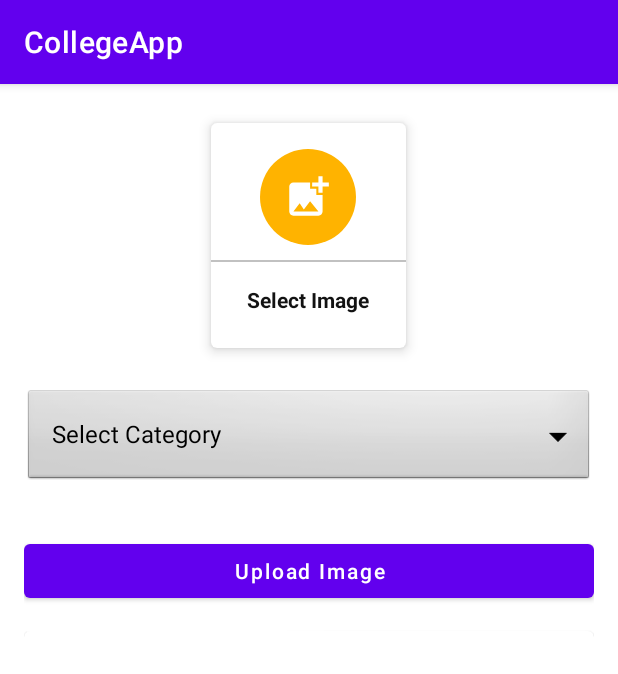
After one commit to Micoder-dev/College-Admin-Console-App, an Android app: the UploadImage screen opened directly, with no data from a screen before it, on a phone screen of 412 x 824 dp. The commit adds this screen. Shown: the top 674 px of the screen. Run offline under Robolectric (Android 15) with nearby library versions, the phone set to English and light mode, and no system bars.

Commit message:
2nd card view design added with pick image from gallery- spinner in android

```diff
--- a/app/src/main/AndroidManifest.xml
+++ b/app/src/main/AndroidManifest.xml
@@ -2,8 +2,8 @@
 <manifest xmlns:android="http://schemas.android.com/apk/res/android"
     package="com.micoder.collegeapp">
 
-    <uses-permission android:name="android.permission.INTERNET"/>
-    <uses-permission android:name="android.permission.READ_EXTERNAL_STORAGE"/>
+    <uses-permission android:name="android.permission.INTERNET" />
+    <uses-permission android:name="android.permission.READ_EXTERNAL_STORAGE" />
 
     <application
         android:allowBackup="true"
@@ -12,6 +12,9 @@
         android:roundIcon="@mipmap/ic_launcher_round"
         android:supportsRtl="true"
         android:theme="@style/Theme.CollegeApp">
+        <activity
+            android:name=".UploadImage"
+            android:exported="false" />
         <activity
             android:name=".UploadNotice"
             android:exported="false" />
--- a/app/src/main/java/com/micoder/collegeapp/MainActivity.java
+++ b/app/src/main/java/com/micoder/collegeapp/MainActivity.java
@@ -9,15 +9,17 @@ import android.view.View;
 
 public class MainActivity extends AppCompatActivity implements View.OnClickListener {
 
-    CardView uploadNotice;
+    CardView uploadNotice, addGalleryImage;
     @Override
     protected void onCreate(Bundle savedInstanceState) {
         super.onCreate(savedInstanceState);
         setContentView(R.layout.activity_main);
 
         uploadNotice=findViewById(R.id.addNotice);
+        addGalleryImage=findViewById(R.id.addGalleryImage);
 
         uploadNotice.setOnClickListener(this);
+        addGalleryImage.setOnClickListener(this);
     }
 
     @Override
@@ -26,6 +28,9 @@ public class MainActivity extends AppCompatActivity implements View.OnClickListe
             case R.id.addNotice:
                 startActivity(new Intent(MainActivity.this,UploadNotice.class));
                 break;
+            case R.id.addGalleryImage:
+                startActivity(new Intent(MainActivity.this,UploadImage.class));
+                break;
         }
     }
 }
--- /dev/null
+++ b/app/src/main/java/com/micoder/collegeapp/UploadImage.java
@@ -0,0 +1,82 @@
+package com.micoder.collegeapp;
+
+import androidx.annotation.Nullable;
+import androidx.appcompat.app.AppCompatActivity;
+import androidx.cardview.widget.CardView;
+
+import android.content.Intent;
+import android.graphics.Bitmap;
+import android.net.Uri;
+import android.os.Bundle;
+import android.provider.MediaStore;
+import android.view.View;
+import android.widget.AdapterView;
+import android.widget.ArrayAdapter;
+import android.widget.Button;
+import android.widget.ImageView;
+import android.widget.Spinner;
+
+import java.io.IOException;
+
+public class UploadImage extends AppCompatActivity {
+
+    private Spinner imageCategory;
+    private CardView selectImage;
+    private Button uploadImage;
+    private ImageView galleryImageView;
+    private String category;
+    private final int REQ=1;
+    private Bitmap bitmap;
+
+    @Override
+    protected void onCreate(Bundle savedInstanceState) {
+        super.onCreate(savedInstanceState);
+        setContentView(R.layout.activity_upload_image);
+
+        selectImage=findViewById(R.id.addGalleryImage);
+        imageCategory=findViewById(R.id.image_category);
+        uploadImage=findViewById(R.id.uploadImageBtn);
+        galleryImageView=findViewById(R.id.galleryImageView);
+
+        String[] items=new String[]{"Select Category","Convocation","Independence Day","Other Events"};
+        imageCategory.setAdapter(new ArrayAdapter<String>(this, android.R.layout.simple_spinner_dropdown_item,items));
+
+        imageCategory.setOnItemSelectedListener(new AdapterView.OnItemSelectedListener() {
+            @Override
+            public void onItemSelected(AdapterView<?> parent, View view, int position, long id) {
+                category=imageCategory.getSelectedItem().toString();
+            }
+
+            @Override
+            public void onNothingSelected(AdapterView<?> parent) {
+
+            }
+        });
+
+        selectImage.setOnClickListener(new View.OnClickListener() {
+            @Override
+            public void onClick(View v) {
+                openGallery();
+            }
+        });
+    }
+
+    private void openGallery() {
+        Intent pickImage=new Intent(Intent.ACTION_PICK, MediaStore.Images.Media.EXTERNAL_CONTENT_URI);
+        startActivityForResult(pickImage,REQ);
+    }
+    @Override
+    protected void onActivityResult(int requestCode, int resultCode, @Nullable Intent data) {
+        super.onActivityResult(requestCode, resultCode, data);
+        if (requestCode==REQ && resultCode==RESULT_OK){
+            Uri uri=data.getData();
+            try {
+                bitmap=MediaStore.Images.Media.getBitmap(getContentResolver(),uri);
+            } catch (IOException e) {
+                e.printStackTrace();
+            }
+            galleryImageView.setImageBitmap(bitmap);
+        }
+    }
+
+}
--- /dev/null
+++ b/app/src/main/res/layout/activity_upload_image.xml
@@ -0,0 +1,77 @@
+<?xml version="1.0" encoding="utf-8"?>
+<ScrollView xmlns:android="http://schemas.android.com/apk/res/android"
+    xmlns:app="http://schemas.android.com/apk/res-auto"
+    xmlns:tools="http://schemas.android.com/tools"
+    android:layout_width="match_parent"
+    android:layout_height="match_parent"
+    android:padding="16dp"
+    tools:context=".UploadImage">
+
+    <LinearLayout
+        android:layout_width="match_parent"
+        android:layout_height="match_parent"
+        android:orientation="vertical">
+
+        <com.google.android.material.card.MaterialCardView
+            android:layout_width="130dp"
+            android:layout_height="150dp"
+            android:layout_margin="10dp"
+            android:id="@+id/addGalleryImage"
+            android:layout_gravity="center"
+            app:cardElevation="5dp">
+            <LinearLayout
+                android:layout_width="match_parent"
+                android:layout_height="match_parent"
+                android:orientation="vertical"
+                android:gravity="center">
+                <ImageView
+                    android:layout_width="64dp"
+                    android:layout_height="64dp"
+                    android:background="@drawable/circle_yellow"
+                    android:src="@drawable/ic_image"
+                    android:padding="15sp"/>
+                <View
+                    android:layout_width="match_parent"
+                    android:layout_height="1dp"
+                    android:background="@color/lightGray"
+                    android:layout_marginTop="10dp"/>
+                <TextView
+                    android:layout_width="wrap_content"
+                    android:layout_height="wrap_content"
+                    android:text="Select Image"
+                    android:textStyle="bold"
+                    android:padding="5dp"
+                    android:layout_marginTop="10dp"
+                    android:textColor="@color/textColor"/>
+            </LinearLayout>
+        </com.google.android.material.card.MaterialCardView>
+
+        <Spinner
+            android:layout_width="match_parent"
+            android:layout_height="wrap_content"
+            android:id="@+id/image_category"
+            android:spinnerMode="dropdown"
+            android:background="@android:drawable/btn_dropdown"
+            android:gravity="center"
+            android:layout_marginVertical="16dp"/>
+
+        <com.google.android.material.button.MaterialButton
+            android:layout_width="match_parent"
+            android:layout_height="wrap_content"
+            android:text="Upload Image"
+            android:layout_marginTop="16dp"
+            android:textAllCaps="false"
+            android:id="@+id/uploadImageBtn"/>
+        <com.google.android.material.card.MaterialCardView
+            android:layout_width="match_parent"
+            android:layout_height="400dp"
+            android:layout_marginTop="16dp">
+            <ImageView
+                android:layout_width="match_parent"
+                android:layout_height="match_parent"
+                android:scaleType="centerCrop"
+                android:id="@+id/galleryImageView"/>
+        </com.google.android.material.card.MaterialCardView>
+    </LinearLayout>
+
+</ScrollView>
```
